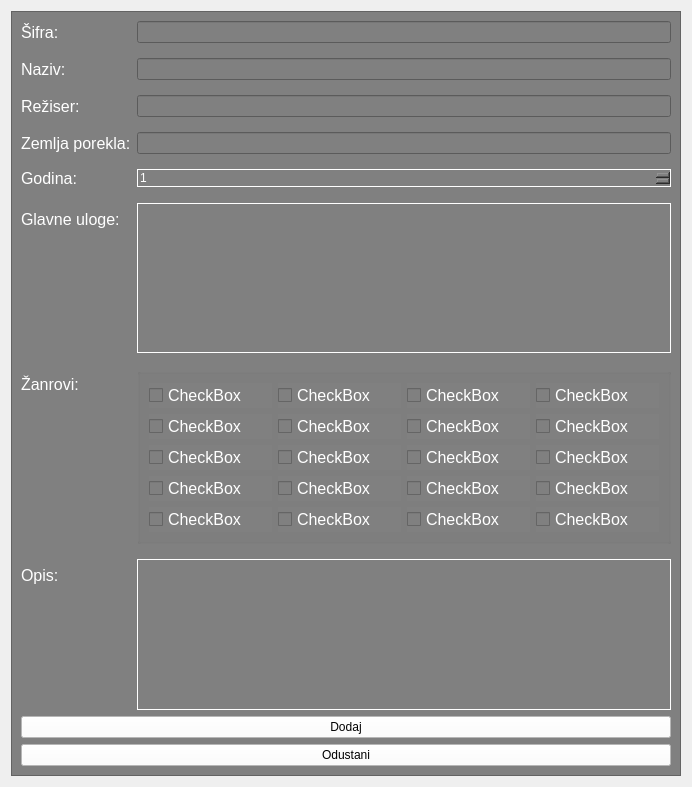
This is I_godina/I_semestar/Osnove_Programiranja/Projekat/Screens/Manager/Data/Filmovi/FilmoviFormDesign.ui in MihajloMilojevic/FTN as Qt 5 draws it before an edit. The edited form follows.
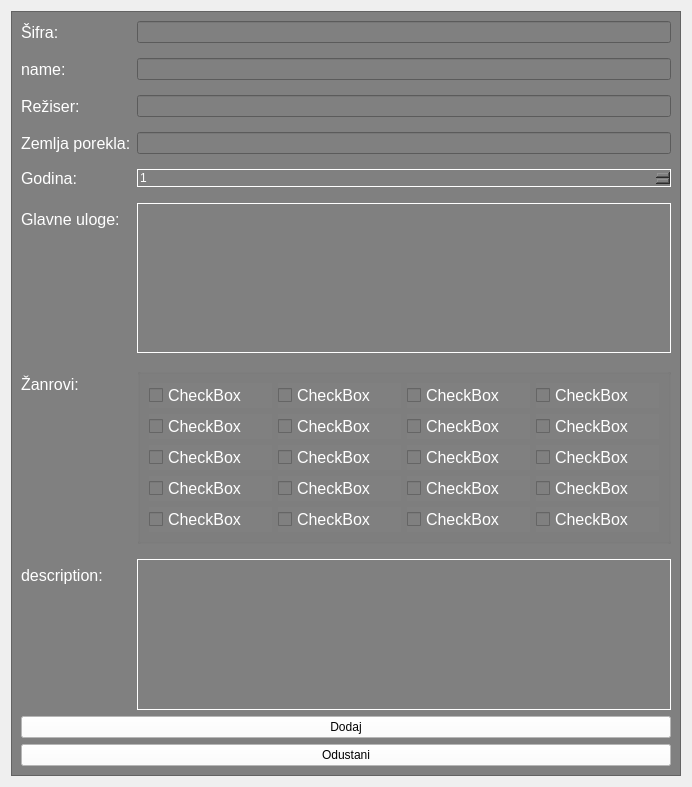
This is the edited form.

```diff
--- a/I_godina/I_semestar/Osnove_Programiranja/Projekat/Screens/Manager/Data/Filmovi/FilmoviFormDesign.ui
+++ b/I_godina/I_semestar/Osnove_Programiranja/Projekat/Screens/Manager/Data/Filmovi/FilmoviFormDesign.ui
@@ -64,7 +64,7 @@
            <string notr="true">color: white</string>
           </property>
           <property name="text">
-           <string>Naziv:</string>
+           <string>name:</string>
           </property>
          </widget>
         </item>
@@ -506,7 +506,7 @@
            <string notr="true">color: white</string>
           </property>
           <property name="text">
-           <string>Opis:</string>
+           <string>description:</string>
           </property>
          </widget>
         </item>
```
